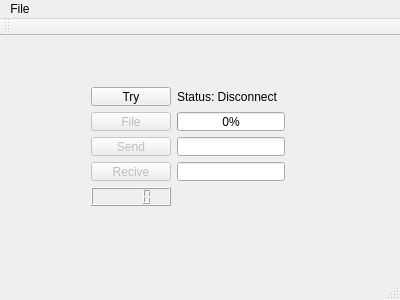
First picture: the form in HOST_QT/mainwindow.ui, repository lisitsynSA/inter, before the edit.
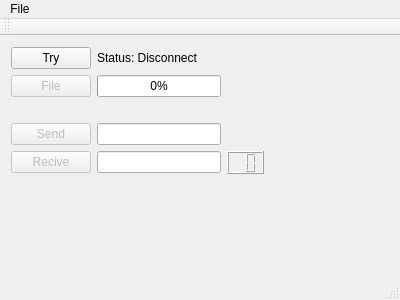
Second picture: the form after the edit.

Commit message: [HOST][FEAT] Add label for file name

What changed in the file:
```diff
--- a/HOST_QT/mainwindow.ui
+++ b/HOST_QT/mainwindow.ui
@@ -17,82 +17,43 @@
    <widget class="QWidget" name="gridWidget" native="true">
     <property name="geometry">
      <rect>
-      <x>80</x>
-      <y>40</y>
-      <width>216</width>
-      <height>141</height>
+      <x>0</x>
+      <y>0</y>
+      <width>275</width>
+      <height>193</height>
      </rect>
     </property>
     <layout class="QGridLayout" name="gridLayout">
-     <item row="3" column="0">
-      <widget class="QPushButton" name="recvButton">
-       <property name="enabled">
-        <bool>false</bool>
-       </property>
+     <item row="2" column="1">
+      <widget class="QLabel" name="fileLabel">
        <property name="text">
-        <string>Recive</string>
+        <string/>
        </property>
       </widget>
      </item>
-     <item row="0" column="1">
-      <widget class="QLabel" name="statusLabel">
-       <property name="text">
-        <string>Status: Disconnect</string>
+     <item row="4" column="2">
+      <widget class="QLCDNumber" name="recvNumber">
+       <property name="maximumSize">
+        <size>
+         <width>16777215</width>
+         <height>50</height>
+        </size>
+       </property>
+       <property name="digitCount">
+        <number>2</number>
        </property>
       </widget>
      </item>
      <item row="3" column="1">
-      <widget class="QLineEdit" name="recvLineEdit">
+      <widget class="QLineEdit" name="sendLineEdit">
        <property name="enabled">
         <bool>true</bool>
        </property>
        <property name="readOnly">
-        <bool>true</bool>
-       </property>
-      </widget>
-     </item>
-     <item row="0" column="0">
-      <widget class="QPushButton" name="tryButton">
-       <property name="maximumSize">
-        <size>
-         <width>100</width>
-         <height>16777215</height>
-        </size>
-       </property>
-       <property name="text">
-        <string>Try</string>
-       </property>
-       <property name="checkable">
         <bool>false</bool>
        </property>
       </widget>
      </item>
-     <item row="1" column="0">
-      <widget class="QPushButton" name="fileButton">
-       <property name="enabled">
-        <bool>false</bool>
-       </property>
-       <property name="maximumSize">
-        <size>
-         <width>100</width>
-         <height>16777215</height>
-        </size>
-       </property>
-       <property name="text">
-        <string>File</string>
-       </property>
-      </widget>
-     </item>
-     <item row="2" column="0">
-      <widget class="QPushButton" name="sendButton">
-       <property name="enabled">
-        <bool>false</bool>
-       </property>
-       <property name="text">
-        <string>Send</string>
-       </property>
-      </widget>
-     </item>
      <item row="1" column="1">
       <widget class="QProgressBar" name="progressBar">
        <property name="value">
@@ -100,25 +61,87 @@
        </property>
       </widget>
      </item>
-     <item row="2" column="1">
-      <widget class="QLineEdit" name="sendLineEdit">
+     <item row="3" column="0">
+      <widget class="QPushButton" name="sendButton">
+       <property name="enabled">
+        <bool>false</bool>
+       </property>
+       <property name="text">
+        <string>Send</string>
+       </property>
+      </widget>
+     </item>
+     <item row="1" column="0">
+      <widget class="QPushButton" name="fileButton">
+       <property name="enabled">
+        <bool>false</bool>
+       </property>
+       <property name="maximumSize">
+        <size>
+         <width>100</width>
+         <height>16777215</height>
+        </size>
+       </property>
+       <property name="text">
+        <string>File</string>
+       </property>
+      </widget>
+     </item>
+     <item row="0" column="0">
+      <widget class="QPushButton" name="tryButton">
+       <property name="maximumSize">
+        <size>
+         <width>100</width>
+         <height>16777215</height>
+        </size>
+       </property>
+       <property name="text">
+        <string>Try</string>
+       </property>
+       <property name="checkable">
+        <bool>false</bool>
+       </property>
+      </widget>
+     </item>
+     <item row="4" column="1">
+      <widget class="QLineEdit" name="recvLineEdit">
        <property name="enabled">
         <bool>true</bool>
        </property>
        <property name="readOnly">
-        <bool>false</bool>
+        <bool>true</bool>
+       </property>
+      </widget>
+     </item>
+     <item row="0" column="1">
+      <widget class="QLabel" name="statusLabel">
+       <property name="text">
+        <string>Status: Disconnect</string>
        </property>
       </widget>
      </item>
      <item row="4" column="0">
-      <widget class="QLCDNumber" name="recvNumber">
-       <property name="maximumSize">
+      <widget class="QPushButton" name="recvButton">
+       <property name="enabled">
+        <bool>false</bool>
+       </property>
+       <property name="text">
+        <string>Recive</string>
+       </property>
+      </widget>
+     </item>
+     <item row="5" column="1">
+      <spacer name="verticalSpacer">
+       <property name="orientation">
+        <enum>Qt::Vertical</enum>
+       </property>
+       <property name="sizeHint" stdset="0">
         <size>
-         <width>16777215</width>
-         <height>50</height>
+         <width>20</width>
+         <height>40</height>
         </size>
        </property>
-      </widget>
+      </spacer>
      </item>
     </layout>
    </widget>
```
The commit also changes 2 other files.
